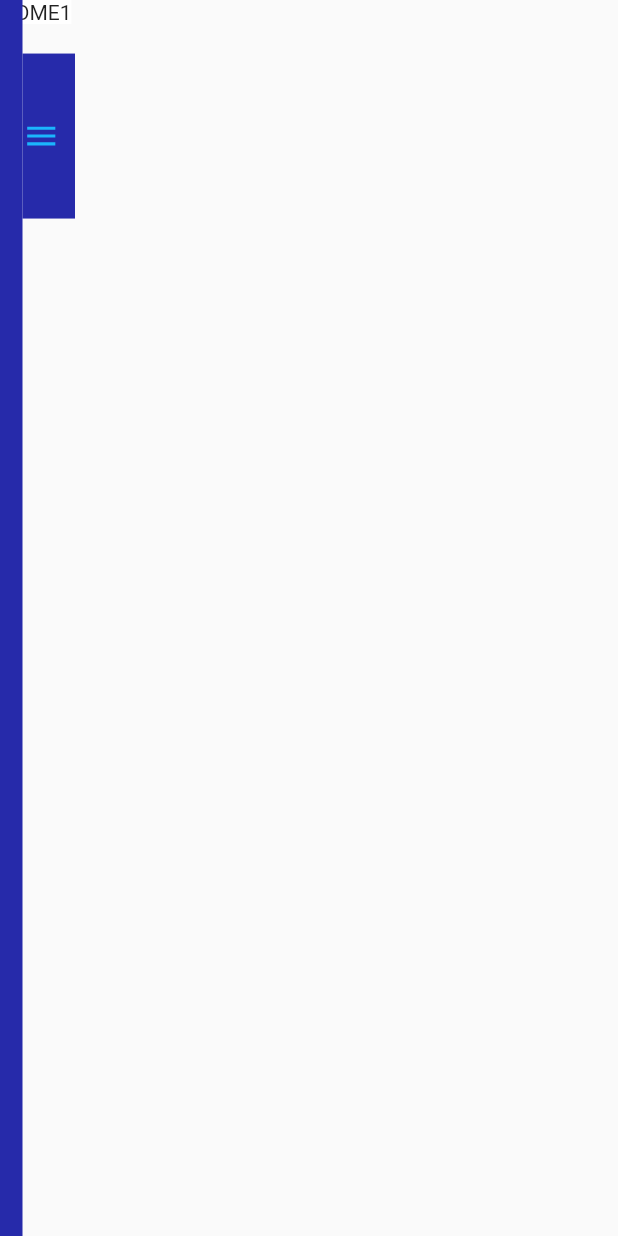
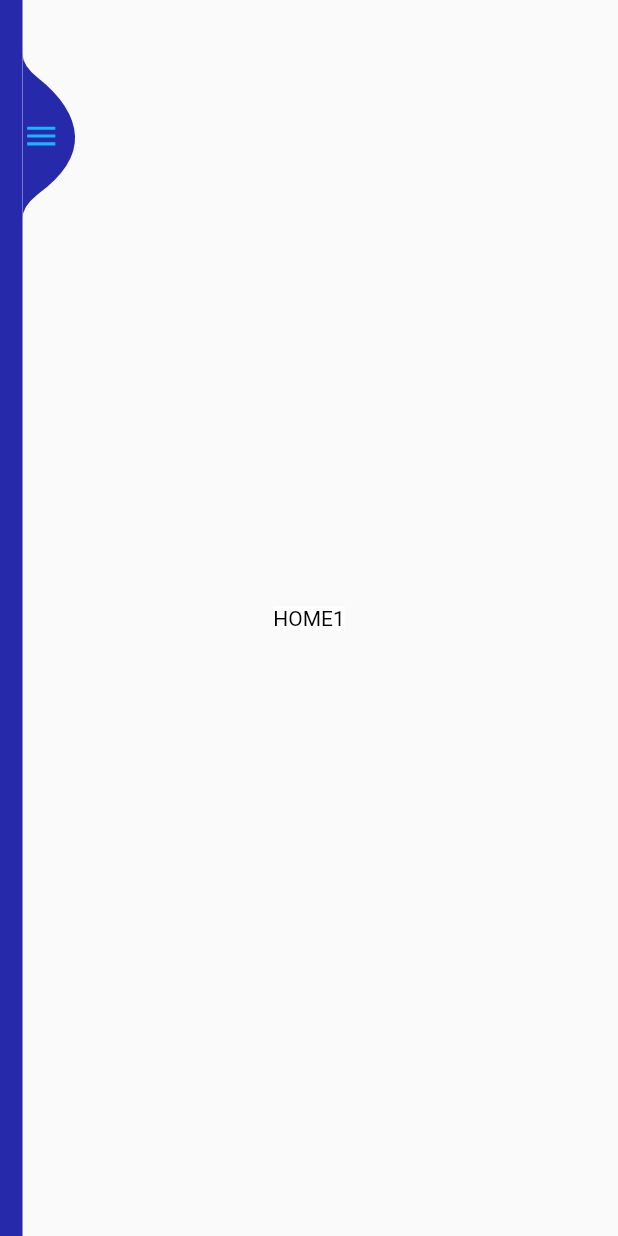
Before and after one commit to AbdennourBenantar/fooDelivery, a Flutter app: the SidebarLayout screen opened directly, on a phone screen of 412 x 824 dp. Run offline on Flutter 3.47's test engine with Material 2 defaults, Android fonts, the light colour scheme and no system bars; our stand-ins replace flutter_bloc, google_fonts, rflutter_alert, rxdart.

Commit message:
Finished the sidebar for the restaurant dashboard

```diff
--- /dev/null
+++ b/lib/bloc/bloc_navigation/navigation_bloc.dart
@@ -0,0 +1,30 @@
+import 'package:barberdz/restaurantDash.dart';
+import 'package:flutter_bloc/flutter_bloc.dart';
+import '../../Restaurantdash 2.dart';
+import '../../restaurantdash3.dart';
+
+enum NavigationEvents{
+  HomePageClickedEvent,
+  MyAccountClickedEvent,
+  MyOrdersClickedEvent
+}
+
+abstract class NavigationStates{}
+
+class NavigationBloc extends Bloc<NavigationEvents,NavigationStates>{
+  @override
+  NavigationStates get initialState =>  RestaurantDash();
+
+  @override
+  Stream<NavigationStates> mapEventToState(NavigationEvents event) async* {
+    switch(event){
+      case NavigationEvents.HomePageClickedEvent: yield RestaurantDash();
+      break;
+      case NavigationEvents.MyAccountClickedEvent: yield RestaurantDash2();
+      break;
+      case NavigationEvents.MyOrdersClickedEvent: yield RestaurantDash3();
+      break;
+    }
+  }
+
+}
--- a/lib/restaurantDash.dart
+++ b/lib/restaurantDash.dart
@@ -1,13 +1,17 @@
 import 'package:flutter/material.dart';
 
-class RestaurantDash extends StatelessWidget {
+import 'bloc/bloc_navigation/navigation_bloc.dart';
+
+class RestaurantDash extends StatelessWidget with NavigationStates {
   @override
   Widget build(BuildContext context) {
     return Scaffold(
       body: Stack(
         children: <Widget>[
-          Container(color: Colors.white,
-          child: Text("HOME1"),),
+          Center(
+            child: Container(color: Colors.white,
+            child: Text("HOME1",style: TextStyle(color: Colors.black),),),
+          ),
         ],
       ),
     );
--- a/lib/sidebar.dart
+++ b/lib/sidebar.dart
@@ -1,7 +1,11 @@
 import 'dart:async';
 
+import 'package:barberdz/MenuItem.dart';
 import 'package:flutter/material.dart';
+import 'package:flutter_bloc/flutter_bloc.dart';
 import 'package:rxdart/rxdart.dart';
+
+import 'bloc/bloc_navigation/navigation_bloc.dart';
 
 class SideBar extends StatefulWidget {
   @override
@@ -48,6 +52,7 @@ class _SideBarState extends State<SideBar> with SingleTickerProviderStateMixin<S
         children: <Widget>[
           Expanded(
                 child: Container(
+                  padding: EdgeInsets.symmetric(horizontal: 20),
                   color: Color(0xff262aaa),
                   child: Column(
                     children: <Widget>[
@@ -70,6 +75,48 @@ class _SideBarState extends State<SideBar> with SingleTickerProviderStateMixin<S
                         indent: 32,
                         endIndent: 32,
                       ),
+                      MenuItem(
+                        icon: Icons.home,
+                        title: "Home",
+                        onTap: (){
+                          onIconPressed();
+                          BlocProvider.of<NavigationBloc>(context).add(NavigationEvents.HomePageClickedEvent);
+                        },
+                      ),
+                      MenuItem(
+                        icon: Icons.person,
+                        title: "My acccount",
+                        onTap: (){
+                          onIconPressed();
+                          BlocProvider.of<NavigationBloc>(context).add(NavigationEvents.MyAccountClickedEvent);
+                        },
+                      ),MenuItem(
+                        icon: Icons.shopping_cart,
+                        title: "My Orders",
+                        onTap: (){
+                          onIconPressed();
+                          BlocProvider.of<NavigationBloc>(context).add(NavigationEvents.MyOrdersClickedEvent);
+                        },
+                      ),
+                      MenuItem(
+                        icon: Icons.card_giftcard,
+                        title: "WishList",
+                      ),
+                      Divider(
+                        height: 64,
+                        thickness: 0.5,
+                        color:Colors.white.withOpacity(0.3) ,
+                        indent: 32,
+                        endIndent: 32,
+                      ),
+                      MenuItem(
+                        icon: Icons.settings,
+                        title: "Settings",
+                      ),
+                      MenuItem(
+                        icon: Icons.exit_to_app,
+                        title: "Logout",
+                      ),
                     ],
                   ),
                 ),
@@ -80,6 +127,8 @@ class _SideBarState extends State<SideBar> with SingleTickerProviderStateMixin<S
               onTap: (){
                 onIconPressed();
                 },
+              child: ClipPath(
+                clipper: CustomMenuClipper(),
                 child: Container(
                   width: 35,
                   height: 110,
@@ -90,6 +139,7 @@ class _SideBarState extends State<SideBar> with SingleTickerProviderStateMixin<S
                     icon: AnimatedIcons.menu_close,
                     color: Color(0xff1bb5fd),
                     size: 25,
+                  ),
                 ),
               ),
             ),
@@ -113,3 +163,28 @@ class _SideBarState extends State<SideBar> with SingleTickerProviderStateMixin<S
     }
   }
 }
+class CustomMenuClipper extends CustomClipper<Path>
+{
+  @override
+  Path getClip(Size size) {
+    Paint paint=Paint();
+    paint.color=Colors.white;
+
+    final width=size.width;
+    final height=size.height;
+
+    Path path=Path();
+    path.moveTo(0, 0);
+    path.quadraticBezierTo(0, 8, 10, 16);
+    path.quadraticBezierTo(width-1, height/2-20, width, height/2);
+    path.quadraticBezierTo(width+1, height/2+20, 10, height-16);
+    path.quadraticBezierTo(0, height-8, 0, height);
+    path.close();
+    return path;
+  }
+  @override
+  bool shouldReclip(CustomClipper<Path> oldClipper) {
+    // TODO: implement shouldReclip
+    return true;
+  }
+}
--- a/lib/sidebar_layout.dart
+++ b/lib/sidebar_layout.dart
@@ -1,5 +1,7 @@
+import 'package:barberdz/bloc/bloc_navigation/navigation_bloc.dart';
 import 'package:barberdz/restaurantDash.dart';
 import 'package:flutter/material.dart';
+import 'package:flutter_bloc/flutter_bloc.dart';
 
 import 'sidebar.dart';
 
@@ -7,12 +9,19 @@ class SidebarLayout extends StatelessWidget {
   @override
   Widget build(BuildContext context) {
     return Scaffold(
-      body: Stack(
-        children: <Widget>[
-          RestaurantDash(),
-          SideBar(),
-        ],
-      ),
+      body: BlocProvider<NavigationBloc>(
+        create: (context)=>NavigationBloc(),
+        child: Stack(
+          children: <Widget>[
+            BlocBuilder<NavigationBloc,NavigationStates>(
+              builder: (context,navigationState){
+                return navigationState as Widget;
+              },
+            ),
+            SideBar(),
+          ],
+        ),
+      )
     );
   }
 }
--- a/pubspec.yaml
+++ b/pubspec.yaml
@@ -28,6 +28,7 @@ dependencies:
   rflutter_alert: ^1.0.2
   custom_navigation_drawer: ^0.0.1
   rxdart: ^0.23.1
+  flutter_bloc: ^3.0.0
 
 dev_dependencies:
   flutter_test:
```
Also changed, not shown: lib/MenuItem.dart (added, +28 -0 lines), lib/Restaurantdash 2.dart (+7 -3 lines), lib/restaurantdash3.dart (+6 -3 lines), pubspec.lock. Lines whose indentation alone changed are shown as unchanged.
